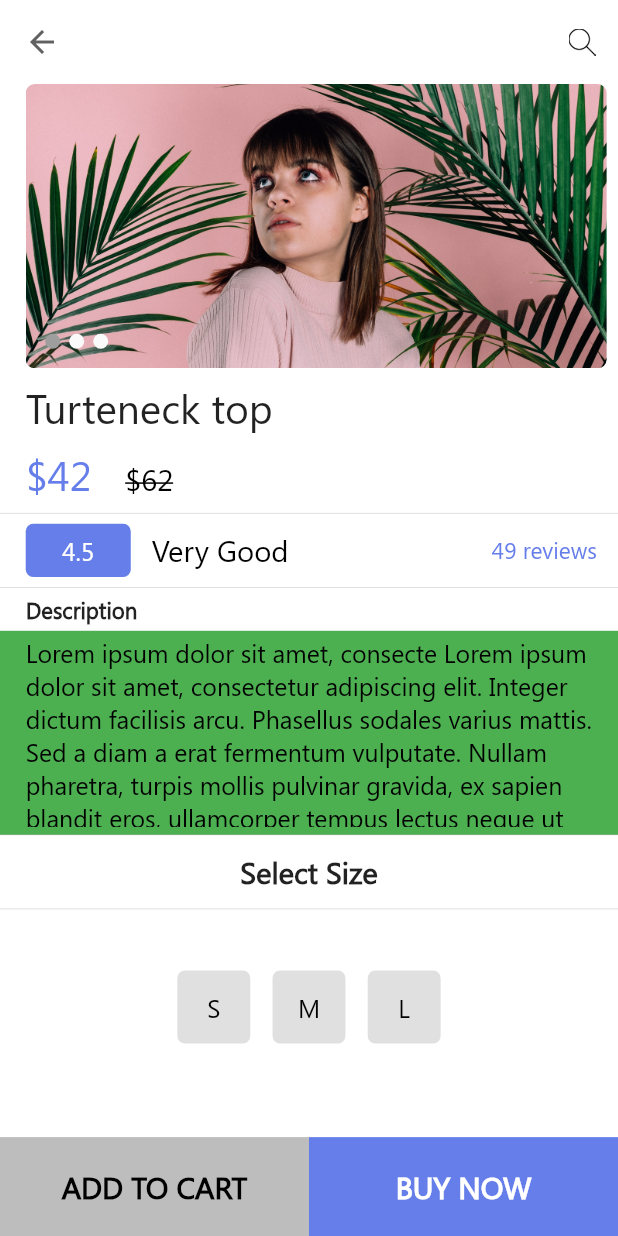
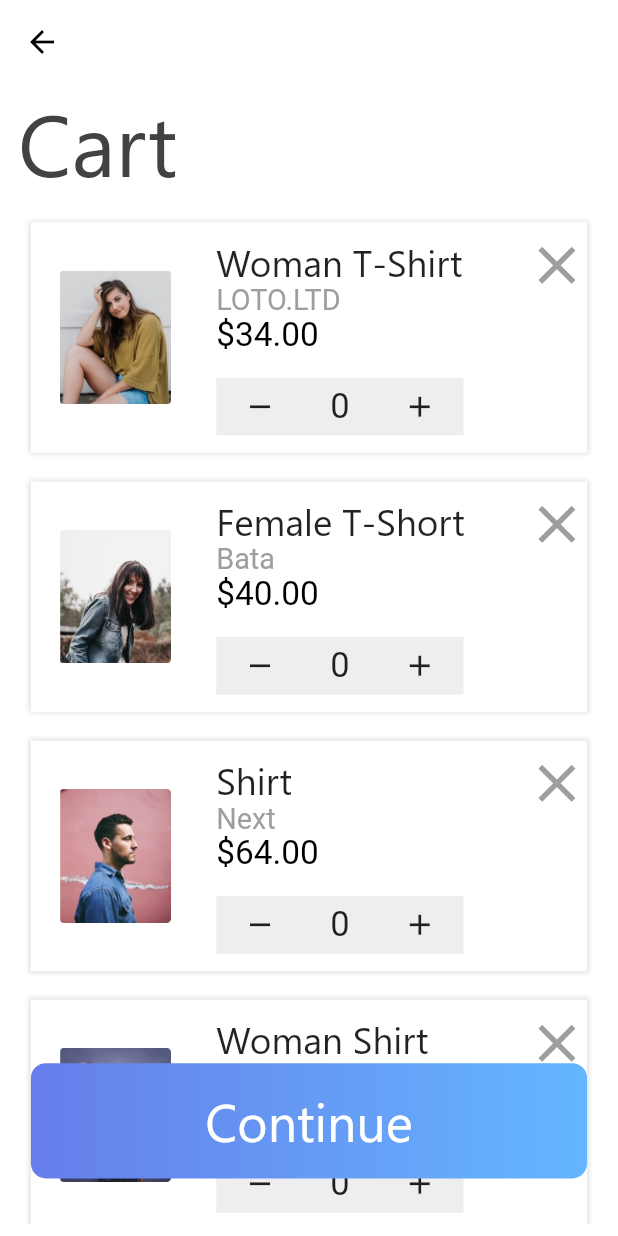
Before and after one commit to syedahmedbinwaseem/Bolt, a Flutter app: the ProductScreen screen opened directly, after a tap on "ADD TO CART", on a phone screen of 412 x 824 dp. Run offline on Flutter 3.47's test engine with Material 2 defaults, Android fonts, the phone set to English and light mode, and no system bars; our stand-ins replace flutter_swiper, fluttertoast, image_picker.

Commit message:
I have added the cart page

```diff
--- /dev/null
+++ b/lib/User/cart.dart
@@ -0,0 +1,257 @@
+import 'package:flutter/material.dart';
+
+class Cart extends StatefulWidget {
+  @override
+  _CartState createState() => _CartState();
+}
+
+class _CartState extends State<Cart> {
+  int quantity = 0;
+  void addQuantity() {
+    ++quantity;
+  }
+
+  void removeQuantity() {
+    if (quantity > 0) {
+      --quantity;
+    }
+  }
+
+  @override
+  Widget build(BuildContext context) {
+    var screenWidth = MediaQuery.of(context).size.width;
+    var h = AppBar().preferredSize.height;
+    var padding = MediaQuery.of(context).padding;
+    var screenHeight = MediaQuery.of(context).size.height - h - padding.top;
+
+    return Scaffold(
+      backgroundColor: Colors.white,
+      appBar: AppBar(
+        backgroundColor: Colors.white,
+        elevation: 0,
+      ),
+      body: Stack(
+        children: <Widget>[
+          Container(
+            height: screenHeight,
+            width: screenWidth,
+            child: Column(
+              crossAxisAlignment: CrossAxisAlignment.start,
+              children: <Widget>[
+                Container(
+                  height: screenHeight * 0.1,
+                  width: screenWidth,
+                  child: Padding(
+                    padding: const EdgeInsets.only(left: 12),
+                    child: Text(
+                      'Cart',
+                      style: TextStyle(
+                        fontSize: screenHeight * 0.075,
+                        fontFamily: 'Segoe',
+                        color: Colors.grey[800],
+                      ),
+                    ),
+                  ),
+                ),
+                Container(
+                  height: screenHeight * 0.89,
+                  width: screenWidth,
+                  child: SingleChildScrollView(
+                    child: Column(
+                      children: <Widget>[
+                        SizedBox(
+                          height: screenHeight * 0.02,
+                        ),
+                        _buildCartProduct(
+                            AssetImage('assets/images/womant3.jpg'),
+                            'Woman T-Shirt',
+                            'LOTO.LTD',
+                            '\$34.00'),
+                        SizedBox(
+                          height: screenHeight * 0.025,
+                        ),
+                        _buildCartProduct(
+                            AssetImage('assets/images/womant2.jpg'),
+                            'Female T-Short',
+                            'Bata',
+                            '\$40.00'),
+                        SizedBox(
+                          height: screenHeight * 0.025,
+                        ),
+                        _buildCartProduct(
+                          AssetImage('assets/images/mant.jpg'),
+                          'Shirt',
+                          'Next',
+                          '\$64.00',
+                        ),
+                        SizedBox(
+                          height: screenHeight * 0.025,
+                        ),
+                        _buildCartProduct(
+                            AssetImage('assets/images/womant.jpg'),
+                            'Woman Shirt',
+                            'plus point',
+                            '\$33.00'),
+                        SizedBox(
+                          height: screenHeight * 0.025,
+                        ),
+                        _buildCartProduct(
+                            AssetImage('assets/images/womant3.jpg'),
+                            '',
+                            '',
+                            ''),
+                      ],
+                    ),
+                  ),
+                )
+              ],
+            ),
+          ),
+          Positioned(
+            top: screenHeight * 0.85,
+            left: screenWidth * 0.05,
+            child: Container(
+              height: screenHeight * 0.1,
+              width: screenWidth * 0.9,
+              decoration: BoxDecoration(
+                gradient: LinearGradient(
+                  colors: [
+                    Color(0xff667EEA),
+                    Color(0xff64B6FF),
+                  ],
+                ),
+                borderRadius: BorderRadius.circular(10),
+              ),
+              child: Center(
+                child: Text(
+                  'Continue',
+                  style: TextStyle(
+                    color: Colors.white,
+                    fontFamily: 'Segoe',
+                    fontSize: screenHeight * 0.045,
+                    fontWeight: FontWeight.w500,
+                  ),
+                ),
+              ),
+            ),
+          )
+        ],
+      ),
+    );
+  }
+
+  Widget _buildCartProduct(image, text1, text2, text3) {
+    var screenWidth = MediaQuery.of(context).size.width;
+    var h = AppBar().preferredSize.height;
+    var padding = MediaQuery.of(context).padding;
+    var screenHeight = MediaQuery.of(context).size.height - h - padding.top;
+    return Container(
+      height: screenHeight * 0.2,
+      width: screenWidth * 0.9,
+      decoration: BoxDecoration(
+        color: Colors.white,
+        boxShadow: [
+          BoxShadow(
+            color: Colors.grey[300],
+            spreadRadius: 1,
+            blurRadius: 2,
+          )
+        ],
+      ),
+      child: Stack(
+        children: <Widget>[
+          Positioned(
+            top: screenHeight * 0.025,
+            left: screenHeight * 0.025,
+            child: Image(
+              image: image,
+              height: screenHeight * 0.15,
+              width: screenWidth * 0.18,
+            ),
+          ),
+          Positioned(
+            top: screenHeight * 0.012,
+            left: screenWidth * 0.3,
+            child: Text(
+              text1,
+              style: TextStyle(
+                fontSize: screenHeight * 0.032,
+                fontWeight: FontWeight.w500,
+                fontFamily: 'Segoe',
+              ),
+            ),
+          ),
+          Positioned(
+            top: screenHeight * 0.053,
+            left: screenWidth * 0.3,
+            child: Text(
+              text2,
+              style: TextStyle(
+                fontSize: screenHeight * 0.025,
+                color: Colors.grey[500],
+              ),
+            ),
+          ),
+          Positioned(
+            top: screenHeight * 0.08,
+            left: screenWidth * 0.3,
+            child: Text(
+              text3,
+              style: TextStyle(
+                fontSize: screenHeight * 0.029,
+                color: Colors.black,
+              ),
+            ),
+          ),
+          Positioned(
+            top: screenHeight * 0.135,
+            left: screenWidth * 0.3,
+            child: Container(
+              height: screenHeight * 0.05,
+              width: screenWidth * 0.4,
+              decoration: BoxDecoration(
+                color: Colors.grey[200],
+              ),
+              child: Row(
+                mainAxisAlignment: MainAxisAlignment.spaceAround,
+                children: <Widget>[
+                  GestureDetector(
+                    onTap: () {
+                      setState(() {});
+                    },
+                    child: Icon(
+                      Icons.remove,
+                      size: screenHeight * 0.03,
+                    ),
+                  ),
+                  Text(
+                    '$quantity',
+                    style: TextStyle(fontSize: screenHeight * 0.03),
+                  ),
+                  GestureDetector(
+                    onTap: () {
+                      setState(() {});
+                    },
+                    child: Icon(
+                      Icons.add,
+                      size: screenHeight * 0.03,
+                    ),
+                  ),
+                ],
+              ),
+            ),
+          ),
+          Positioned(
+            top: screenHeight * 0.01,
+            left: screenWidth * 0.8,
+            child: Icon(
+              Icons.close,
+              size: screenHeight * 0.055,
+              color: Colors.grey,
+            ),
+          )
+        ],
+      ),
+    );
+  }
+}
--- a/lib/User/homeScreen.dart
+++ b/lib/User/homeScreen.dart
@@ -63,6 +63,7 @@ class _HomeScreenState extends State<HomeScreen> {
                 Container(
                   height: MediaQuery.of(context).size.height * 0.13,
                   child: ListView(
+                    physics: BouncingScrollPhysics(),
                     scrollDirection: Axis.horizontal,
                     children: <Widget>[
                       SizedBox(
@@ -99,6 +100,7 @@ class _HomeScreenState extends State<HomeScreen> {
                 Container(
                   height: MediaQuery.of(context).size.height * 0.265,
                   child: ListView(
+                    physics: BouncingScrollPhysics(),
                     scrollDirection: Axis.horizontal,
                     children: <Widget>[
                       SizedBox(
@@ -149,6 +151,7 @@ class _HomeScreenState extends State<HomeScreen> {
                 Container(
                   height: MediaQuery.of(context).size.height * 0.265,
                   child: ListView(
+                    physics: BouncingScrollPhysics(),
                     scrollDirection: Axis.horizontal,
                     children: <Widget>[
                       SizedBox(
--- a/lib/User/productScreen.dart
+++ b/lib/User/productScreen.dart
@@ -2,6 +2,8 @@ import 'package:bolt/Utils/drawer.dart';
 import 'package:flutter/gestures.dart';
 import 'package:flutter/material.dart';
 import 'package:flutter_swiper/flutter_swiper.dart';
+
+import 'cart.dart';
 
 class ProductScreen extends StatefulWidget {
   @override
@@ -417,7 +419,10 @@ class _ProductScreenState extends State<ProductScreen> {
                       children: [
                         Expanded(
                           child: GestureDetector(
-                            onTap: () {},
+                            onTap: () {
+                              Navigator.of(context).push(MaterialPageRoute(
+                                  builder: (context) => Cart()));
+                            },
                             child: Container(
                               color: Colors.grey[400],
                               child: Center(
--- a/lib/Vendor/vendorLogin.dart
+++ b/lib/Vendor/vendorLogin.dart
@@ -44,7 +44,7 @@ class _VendorLoginState extends State<VendorLogin> {
           backgroundColor: Colors.grey[400],
           leading: IconButton(
               icon: Icon(
-                Icons.west,
+                Icons.arrow_back,
                 color: Colors.grey[700],
               ),
               onPressed: () {
--- a/lib/Vendor/vendorSignup.dart
+++ b/lib/Vendor/vendorSignup.dart
@@ -45,7 +45,7 @@ class _VendorSignupState extends State<VendorSignup> {
           backgroundColor: Colors.grey[400],
           leading: IconButton(
               icon: Icon(
-                Icons.west,
+                Icons.arrow_back,
                 color: Colors.grey[700],
               ),
               onPressed: () {
```
Also changed, not shown: assets/images/twoman.jpg (added), pubspec.lock.
